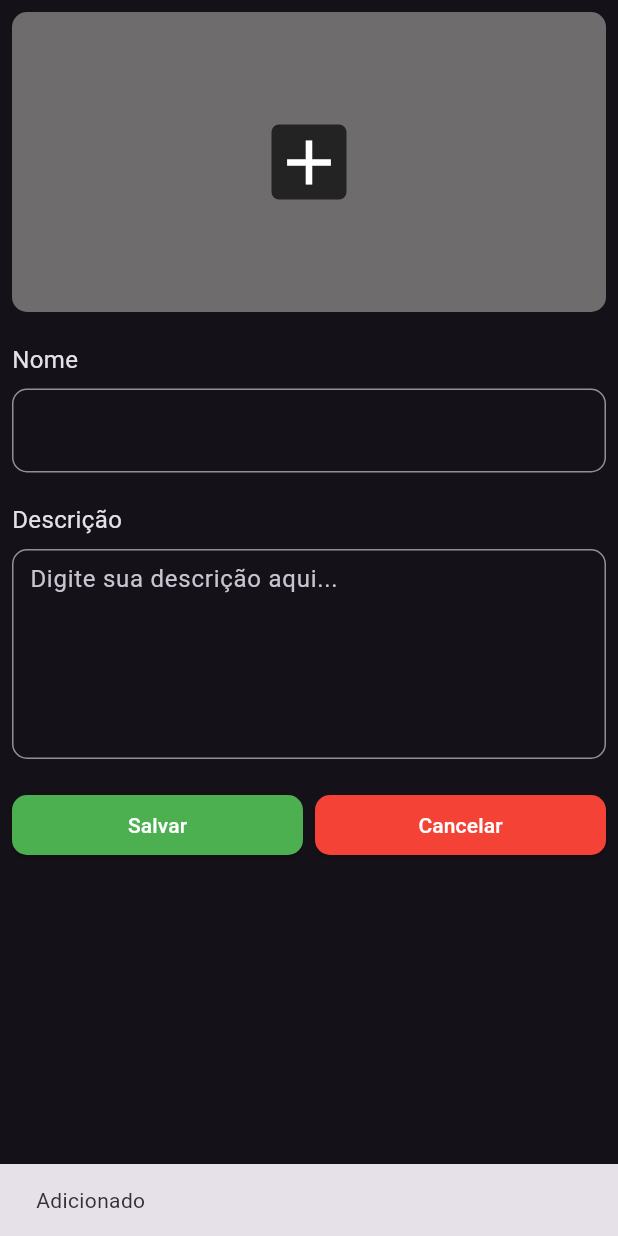
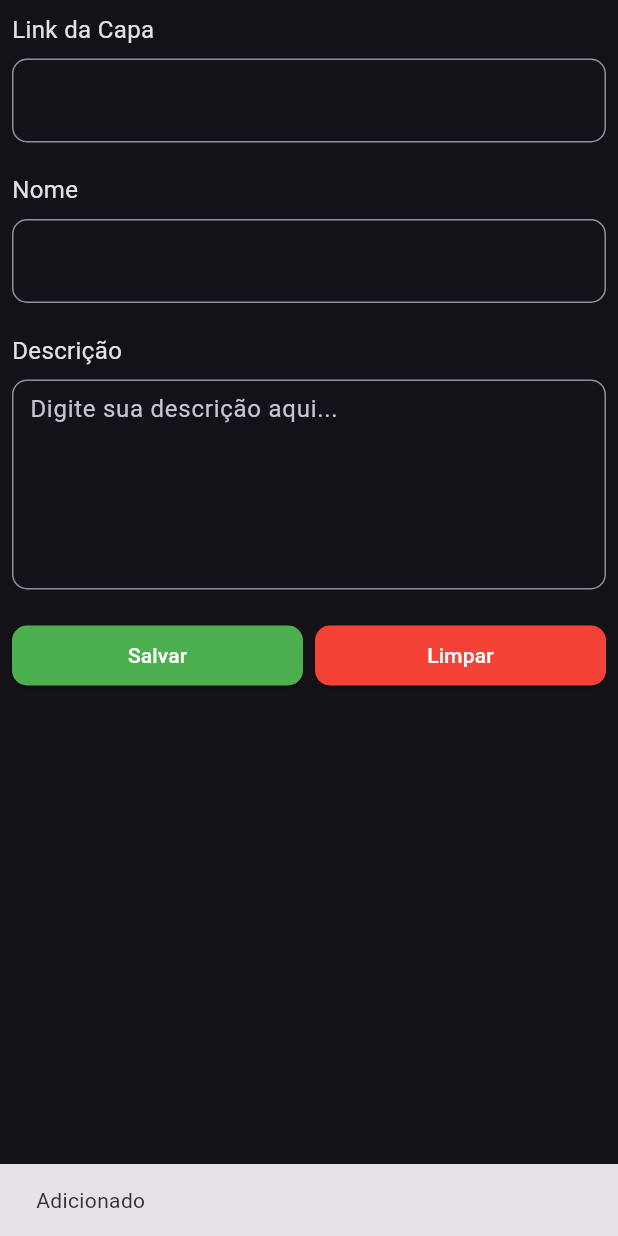
Before and after one commit to MuriloTFROTB/save_things, a Flutter app: the AddItens screen opened by its route, after a tap on "Salvar", on a phone screen of 412 x 824 dp. Run offline on Flutter 3.47's test engine with Material 3 defaults, Android fonts, the phone set to English and light mode, and no system bars.

Commit message:
add itens finalizado

```diff
--- a/lib/src/pages/add_items.dart
+++ b/lib/src/pages/add_items.dart
@@ -4,8 +4,9 @@ import 'package:flutter/widgets.dart';
 class Item {
   String nome;
   String descricao;
+  String capaUrl;
 
-  Item({required this.nome, required this.descricao});
+  Item({required this.nome, required this.descricao, required this.capaUrl});
 }
 
 class AddItens extends StatefulWidget {
@@ -27,75 +28,71 @@ class _AddItensState extends State<AddItens> {
     ScaffoldMessenger.of(context).showSnackBar(snackBar);
   }
 
-  void _showImageLinkDialog(BuildContext context) {
-    showDialog(
-        context: context,
-        builder: (context) {
-          return AlertDialog(
-            title: Text('Insira o link da imagem'),
-            content: TextField(
-              controller: _imageLinkController,
-              decoration: InputDecoration(hintText: 'Link da Imagem'),
-            ),
-            actions: [
-              TextButton(
-                onPressed: () {
-                  Navigator.of(context).pop();
-                },
-                child: Text('Cancelar'),
-              ),
-              TextButton(
-                onPressed: () {
+  void _updateImage() {
     setState(() {
-                    imageUrl = _imageLinkController.text;
-                  });
-                  Navigator.of(context).pop();
-                },
-                child: Text('Ok'),
-              ),
-            ],
-          );
+      imageUrl = _imageLinkController.text.isNotEmpty
+          ? _imageLinkController.text
+          : null;
     });
   }
 
   @override
   Widget build(BuildContext context) {
     return Scaffold(
-      body: Padding(
+      body: ListView(
+        children: [
+          Padding(
             padding: const EdgeInsets.all(8.0),
             child: Column(
               children: [
                 Column(
                   crossAxisAlignment: CrossAxisAlignment.start,
                   children: [
-                GestureDetector(
-                  onTap: () => _showImageLinkDialog(context),
-                  child: Container(
-                    height: 200,
-                    width: double.infinity,
-                    decoration: BoxDecoration(
-                      color: Color(0xFF6E6C6C),
-                      borderRadius: BorderRadius.circular(10),
+                    Text(
+                      'Link da Capa',
+                      style: TextStyle(fontSize: 16),
                     ),
-                    child: Center(
-                      child: imageUrl == null
-                          ? Container(
-                              decoration: BoxDecoration(
-                                color: const Color.fromARGB(255, 36, 35, 35),
-                                borderRadius: BorderRadius.circular(5),
+                    SizedBox(
+                      height: 8,
                     ),
-                              child: Icon(
-                                Icons.add,
-                                size: 50,
-                              ),
-                            )
-                          : Image.network(
-                              imageUrl!,
-                              fit: BoxFit.cover,
+                    TextField(
+                      controller: _imageLinkController,
+                      keyboardType: TextInputType.url,
+                      decoration: InputDecoration(
+                        border: OutlineInputBorder(
+                          borderRadius: BorderRadius.all(
+                            Radius.circular(10),
                           ),
                         ),
                       ),
+                      onChanged: (value) => _updateImage(),
                     ),
+                  ],
+                ),
+                imageUrl != null
+                    ? Container(
+                        margin: EdgeInsets.only(top: 16),
+                        height: 240,
+                        child: ClipRRect(
+                          borderRadius: BorderRadius.circular(10),
+                          child: Image.network(
+                            imageUrl!,
+                            fit: BoxFit.cover,
+                            errorBuilder: (context, error, stackTrace) {
+                              return Center(
+                                child: Text(
+                                  'Erro ao carregar a imagem',
+                                  style: TextStyle(color: Colors.white),
+                                ),
+                              );
+                            },
+                          ),
+                        ),
+                      )
+                    : Container(),
+                Column(
+                  crossAxisAlignment: CrossAxisAlignment.start,
+                  children: [
                     SizedBox(
                       height: 20,
                     ),
@@ -145,7 +142,12 @@ class _AddItensState extends State<AddItens> {
                           // Salvar o item
                           String nome = _nomeController.text;
                           String descricao = _descricaoController.text;
-                      Item novoItem = Item(nome: nome, descricao: descricao);
+                          String capaUrl = _imageLinkController.text;
+                          Item novoItem = Item(
+                            nome: nome,
+                            descricao: descricao,
+                            capaUrl: capaUrl,
+                          );
                           _showMessage(context);
                           setState(() {
                             itens.add(novoItem);
@@ -153,6 +155,8 @@ class _AddItensState extends State<AddItens> {
                           // Limpar os campos após salvar
                           _nomeController.clear();
                           _descricaoController.clear();
+                          _imageLinkController.clear();
+                          _updateImage(); // Atualizar a imagem
                         },
                         child: Text('Salvar'),
                       ),
@@ -177,14 +181,18 @@ class _AddItensState extends State<AddItens> {
                           // Cancelar a adição de item (limpar os campos)
                           _nomeController.clear();
                           _descricaoController.clear();
+                          _imageLinkController.clear();
+                          _updateImage(); // Atualizar a imagem
                         },
-                    child: Text('Cancelar'),
+                        child: Text('Limpar'),
                       ),
                     ),
                   ],
                 ),
               ],
             ),
+          ),
+        ],
       ),
     );
   }
```
Lines whose indentation alone changed are shown as unchanged.
